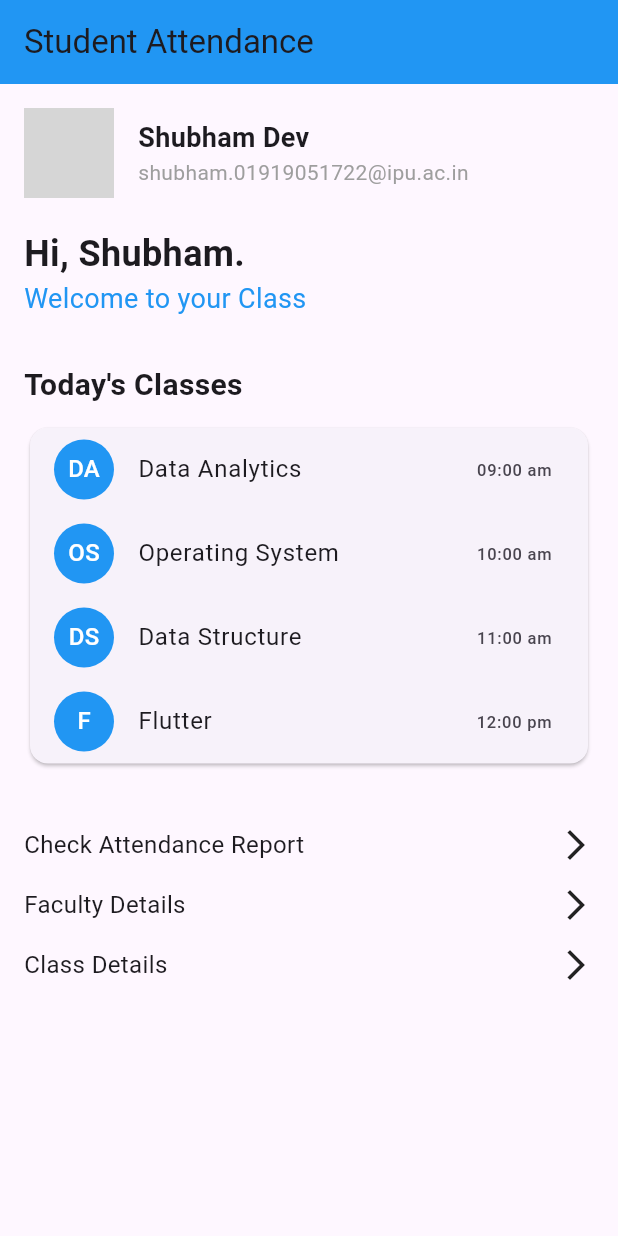
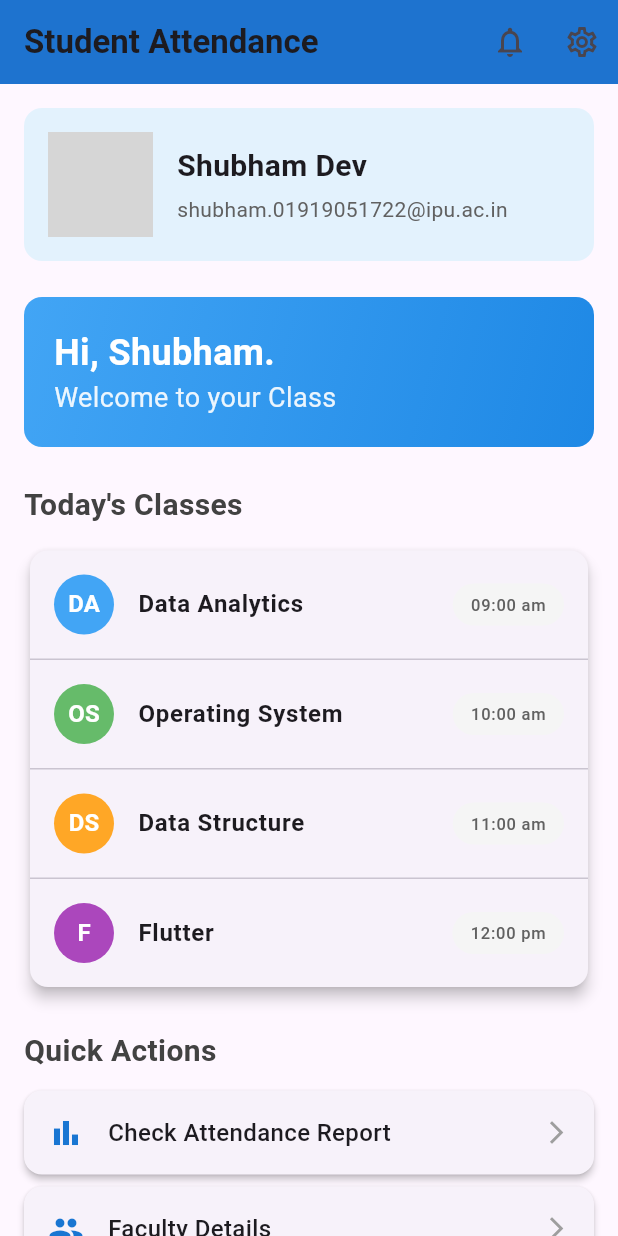
Before and after one commit to ShubhamDevPro/Smart_RollCall_Flutter, a Flutter app: the MyHomePage screen opened directly, on a phone screen of 412 x 824 dp. Run offline on Flutter 3.47's test engine with Material 3 defaults, Android fonts, the light colour scheme and no system bars; our stand-ins replace cloud_firestore, firebase_auth, firebase_core, share_plus; missing offline and left inert: excel, universal_html; accounts and stored records are empty; network calls fail; grey boxes are pictures that could not be loaded.

Commit message:
Student Homescreen improved

```diff
--- a/lib/screens/Student_HomeScreen.dart
+++ b/lib/screens/Student_HomeScreen.dart
@@ -18,65 +18,106 @@ class MyHomePage extends StatelessWidget {
   Widget build(BuildContext context) {
     return Scaffold(
       appBar: AppBar(
-        title: Text("Student Attendance"),
-        backgroundColor: Colors.blue, // Customize app bar color
-        elevation: 0, // Remove app bar shadow
+        title: Text("Student Attendance",
+            style: TextStyle(fontWeight: FontWeight.w600)),
+        backgroundColor: Colors.blue.shade700,
+        elevation: 2,
+        actions: [
+          IconButton(
+            icon: Icon(Icons.notifications_outlined),
+            onPressed: () {},
           ),
-      body: Padding(
+          IconButton(
+            icon: Icon(Icons.settings_outlined),
+            onPressed: () {},
+          ),
+        ],
+      ),
+      body: SingleChildScrollView(
+        child: Padding(
           padding: const EdgeInsets.all(16.0),
           child: Column(
             crossAxisAlignment: CrossAxisAlignment.start,
             children: <Widget>[
-            // User Profile Section
-            Row(
+              // User Profile Section with enhanced styling
+              Container(
+                padding: EdgeInsets.all(16),
+                decoration: BoxDecoration(
+                  color: Colors.blue.shade50,
+                  borderRadius: BorderRadius.circular(12),
+                ),
+                child: Row(
                   children: [
                     CircleAvatar(
-                  radius: 30,
-                  backgroundImage: NetworkImage(
-                      'https://via.placeholder.com/150'), // Replace with actual image URL
+                      radius: 35,
+                      backgroundImage:
+                          NetworkImage('https://via.placeholder.com/150'),
+                      backgroundColor: Colors.blue.shade100,
                     ),
                     SizedBox(width: 16),
-                Column(
+                    Expanded(
+                      child: Column(
                         crossAxisAlignment: CrossAxisAlignment.start,
                         children: [
                           Text(
                             "Shubham Dev",
                             style: TextStyle(
-                        fontSize: 18,
+                              fontSize: 20,
                               fontWeight: FontWeight.bold,
                             ),
                           ),
+                          SizedBox(height: 4),
                           Text(
                             "shubham.01919051722@ipu.ac.in",
                             style: TextStyle(
                               fontSize: 14,
-                        color: Colors.grey,
+                              color: Colors.grey.shade700,
                             ),
                           ),
                         ],
                       ),
+                    ),
                   ],
                 ),
+              ),
 
-            SizedBox(height: 20),
+              SizedBox(height: 24),
 
-            // Welcome Message
+              // Welcome Message with enhanced styling
+              Container(
+                width: double.infinity,
+                padding: EdgeInsets.all(20),
+                decoration: BoxDecoration(
+                  gradient: LinearGradient(
+                    colors: [Colors.blue.shade400, Colors.blue.shade600],
+                    begin: Alignment.topLeft,
+                    end: Alignment.bottomRight,
+                  ),
+                  borderRadius: BorderRadius.circular(12),
+                ),
+                child: Column(
+                  crossAxisAlignment: CrossAxisAlignment.start,
+                  children: [
                     Text(
                       "Hi, Shubham.",
                       style: TextStyle(
                         fontSize: 24,
                         fontWeight: FontWeight.bold,
+                        color: Colors.white,
                       ),
                     ),
                     Text(
                       "Welcome to your Class",
                       style: TextStyle(
                         fontSize: 18,
-                color: Colors.blue,
+                        color: Colors.white.withOpacity(0.9),
+                      ),
+                    ),
+                  ],
                 ),
               ),
 
-            SizedBox(height: 30),
+              SizedBox(height: 24),
 
               // Today's Classes Section
               Text(
@@ -84,63 +125,120 @@ class MyHomePage extends StatelessWidget {
                 style: TextStyle(
                   fontSize: 20,
                   fontWeight: FontWeight.bold,
+                  color: Colors.grey.shade800,
                 ),
               ),
-            SizedBox(height: 10),
+              SizedBox(height: 12),
               Card(
+                elevation: 4,
+                shape: RoundedRectangleBorder(
+                  borderRadius: BorderRadius.circular(12),
+                ),
                 child: Column(
                   children: [
-                  _buildClassItem("DA", "Data Analytics", "09:00 am"),
-                  _buildClassItem("OS", "Operating System", "10:00 am"),
-                  _buildClassItem("DS", "Data Structure", "11:00 am"),
-                  _buildClassItem("F", "Flutter", "12:00 pm"),
+                    _buildClassItem("DA", "Data Analytics", "09:00 am",
+                        Colors.blue.shade400),
+                    Divider(height: 1),
+                    _buildClassItem("OS", "Operating System", "10:00 am",
+                        Colors.green.shade400),
+                    Divider(height: 1),
+                    _buildClassItem("DS", "Data Structure", "11:00 am",
+                        Colors.orange.shade400),
+                    Divider(height: 1),
+                    _buildClassItem(
+                        "F", "Flutter", "12:00 pm", Colors.purple.shade400),
                   ],
                 ),
               ),
 
-            SizedBox(height: 30),
+              SizedBox(height: 24),
 
-            // Other Options
-            _buildOptionItem("Check Attendance Report"),
-            _buildOptionItem("Faculty Details"),
-            _buildOptionItem("Class Details"),
+              // Other Options with enhanced styling
+              Text(
+                "Quick Actions",
+                style: TextStyle(
+                  fontSize: 20,
+                  fontWeight: FontWeight.bold,
+                  color: Colors.grey.shade800,
+                ),
+              ),
+              SizedBox(height: 12),
+              _buildOptionItem("Check Attendance Report", Icons.bar_chart),
+              _buildOptionItem("Faculty Details", Icons.people),
+              _buildOptionItem("Class Details", Icons.class_),
             ],
+          ),
         ),
       ),
     );
   }
 
-  Widget _buildClassItem(String initial, String className, String time) {
+  Widget _buildClassItem(
+      String initial, String className, String time, Color color) {
     return ListTile(
+      contentPadding: EdgeInsets.symmetric(horizontal: 16, vertical: 8),
       leading: CircleAvatar(
-        backgroundColor: Colors.blue,
+        backgroundColor: color,
         child: Text(
           initial,
-          style: TextStyle(color: Colors.white),
+          style: TextStyle(
+            color: Colors.white,
+            fontWeight: FontWeight.bold,
           ),
         ),
-      title: Text(className),
-      trailing: Text(time),
+      ),
+      title: Text(
+        className,
+        style: TextStyle(
+          fontWeight: FontWeight.w600,
+          fontSize: 16,
+        ),
+      ),
+      trailing: Container(
+        padding: EdgeInsets.symmetric(horizontal: 12, vertical: 6),
+        decoration: BoxDecoration(
+          color: Colors.grey.shade100,
+          borderRadius: BorderRadius.circular(20),
+        ),
+        child: Text(
+          time,
+          style: TextStyle(
+            color: Colors.grey.shade700,
+            fontWeight: FontWeight.w500,
+          ),
+        ),
+      ),
+      onTap: () {},
     );
   }
 
-  Widget _buildOptionItem(String title) {
-    return InkWell(
-      // Wrap with InkWell for tap effect
-      onTap: () {}, // Empty onTap for now
+  Widget _buildOptionItem(String title, IconData icon) {
+    return Card(
+      elevation: 2,
+      margin: EdgeInsets.only(bottom: 8),
+      shape: RoundedRectangleBorder(
+        borderRadius: BorderRadius.circular(12),
+      ),
+      child: InkWell(
+        onTap: () {},
+        borderRadius: BorderRadius.circular(12),
         child: Padding(
-        padding: const EdgeInsets.symmetric(vertical: 8.0),
+          padding: const EdgeInsets.symmetric(horizontal: 16, vertical: 16),
           child: Row(
-          mainAxisAlignment: MainAxisAlignment.spaceBetween,
             children: [
+              Icon(icon, color: Colors.blue.shade700),
+              SizedBox(width: 16),
               Text(
                 title,
                 style: TextStyle(
                   fontSize: 16,
+                  fontWeight: FontWeight.w500,
                 ),
               ),
-            Icon(Icons.arrow_forward_ios),
+              Spacer(),
+              Icon(Icons.arrow_forward_ios, size: 18, color: Colors.grey),
             ],
+          ),
         ),
       ),
     );
```
Lines whose indentation alone changed are shown as unchanged.
